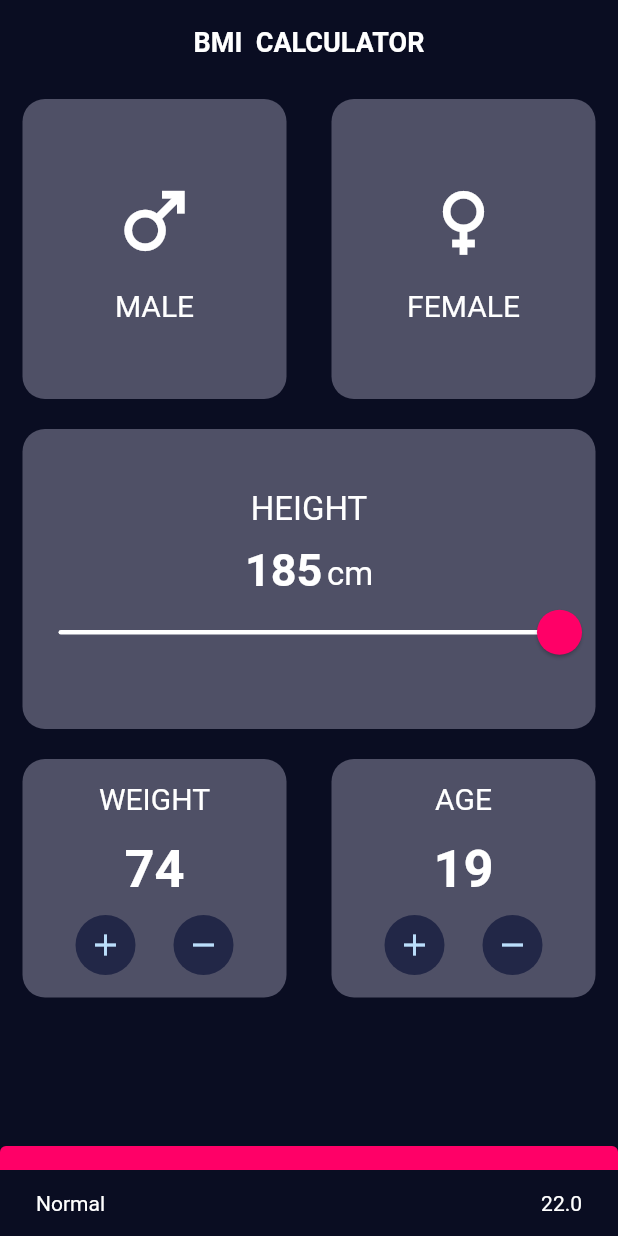
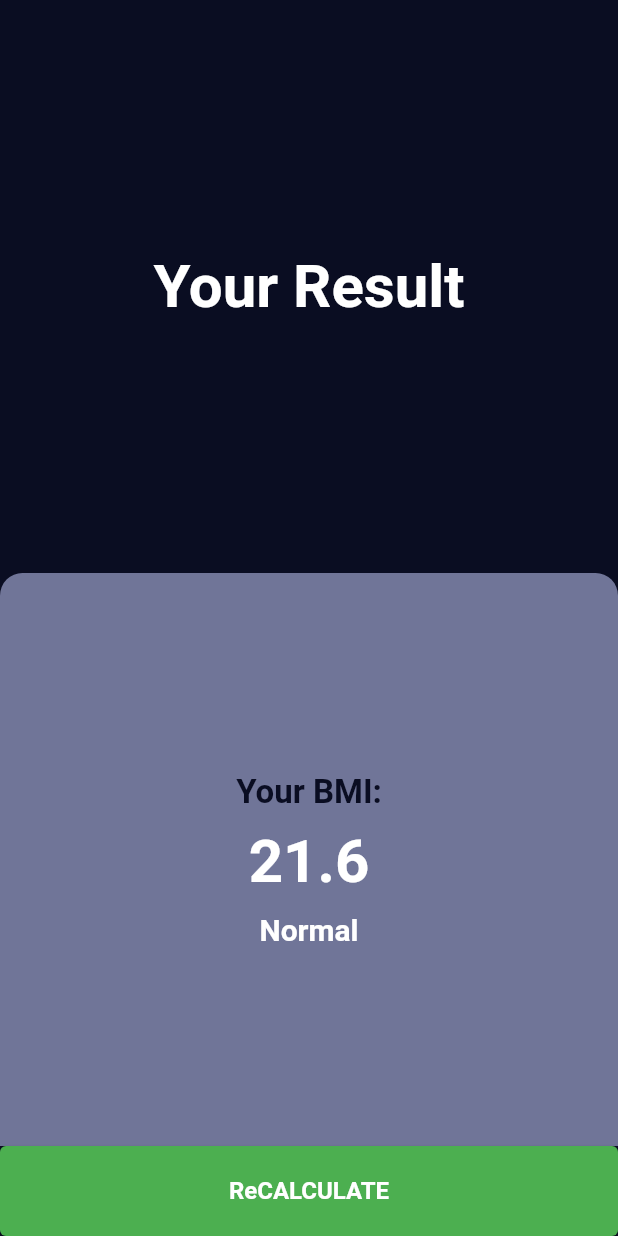
Before and after one commit to ahmedjarad0/bmi_calculator, a Flutter app: the screen it shows after launch, after a tap on "CALCULATE YOUR BMI", on a phone screen of 412 x 824 dp. Run offline on Flutter 3.47's test engine with Material 2 defaults, Android fonts, the phone set to English and light mode, and no system bars.

```diff
--- a/lib/screen/bmi_screen.dart
+++ b/lib/screen/bmi_screen.dart
@@ -1,5 +1,6 @@
 import 'package:bmi_calculator/constant.dart';
 import 'package:bmi_calculator/model/dmi_brain.dart';
+import 'package:bmi_calculator/screen/result_screen.dart';
 import 'package:flutter/material.dart';
 
 class BmiScreen extends StatefulWidget {
@@ -12,9 +13,7 @@ class BmiScreen extends StatefulWidget {
 class _BmiScreenState extends State<BmiScreen> {
   Gender? selectedGender;
   int height = 185;
-
   int weight = 74;
-
   int age = 19;
 
   @override
@@ -135,7 +134,7 @@ class _BmiScreenState extends State<BmiScreen> {
                   children: [
                     Text(
                       height.toString(),
-                      style: TextStyle(
+                      style: const TextStyle(
                         color: Colors.white,
                         fontSize: 30,
                         fontWeight: FontWeight.bold,
@@ -312,20 +311,11 @@ class _BmiScreenState extends State<BmiScreen> {
           ElevatedButton(
             onPressed: () {
               BmiBrain bmiBrain = BmiBrain(height, weight);
-              print(bmiBrain.calculateBMI());
-              print(bmiBrain.checkBMI());
-              ScaffoldMessenger.of(context).showSnackBar(SnackBar(
-                content: Row(
-                  mainAxisAlignment: MainAxisAlignment.spaceBetween,
-                  children: [
-                    Text(bmiBrain.checkBMI()),
-                    Text(bmiBrain.calculateBMI().roundToDouble().toString()),
-                  ],
-                ),
-
-                backgroundColor: kBackground,
-                duration: const Duration(seconds: 2),
-              ));
+              Navigator.push(
+                  context,
+                  MaterialPageRoute(
+                    builder: (context) => ResultScreen(bmiBrain: bmiBrain),
+                  ));
             },
             style: ElevatedButton.styleFrom(
                 backgroundColor: const Color(0xffFF0067),
--- /dev/null
+++ b/lib/screen/result_screen.dart
@@ -0,0 +1,74 @@
+import 'package:bmi_calculator/constant.dart';
+import 'package:bmi_calculator/model/dmi_brain.dart';
+import 'package:flutter/material.dart';
+
+class ResultScreen extends StatelessWidget {
+  final BmiBrain bmiBrain ;
+  const ResultScreen({required this.bmiBrain ,Key? key}) : super(key: key);
+
+  @override
+  Widget build(BuildContext context) {
+    return Scaffold(
+      body: SafeArea(
+        child: Column(
+          children: [
+            const Expanded(
+              child: Center(
+                child: Text(
+                  'Your Result',
+                  style: TextStyle(
+                      fontSize: 40,
+                      color: Colors.white,
+                      fontWeight: FontWeight.bold),
+                ),
+              ),
+            ),
+            Expanded(
+                child: Container(
+                  width: double.infinity,
+              decoration: const BoxDecoration(
+                color: kActiveColor,
+                borderRadius: BorderRadiusDirectional.only(
+                    topStart: Radius.circular(15),
+                    topEnd: Radius.circular(15)),
+              ),
+              child:  Column(
+                mainAxisAlignment: MainAxisAlignment.center,
+                children: [
+                  const Text(
+                    'Your BMI:',
+                    style: TextStyle(fontSize: 22,color: kBackground, fontWeight: FontWeight.bold,),
+                  ),
+                  SizedBox(height: 10,),
+                  Text(
+                    bmiBrain.calculateBMI().toStringAsFixed(1),
+                    style:
+                        TextStyle(fontSize: 40, fontWeight: FontWeight.bold,color: Colors.white),
+                  ),
+                  SizedBox(height: 10,),
+
+                  Text(
+                    bmiBrain.checkBMI().toString(),
+                    style: TextStyle(fontSize: 20,color: Colors.white, fontWeight: FontWeight.bold,),
+                  ),
+                ],
+              ),
+            )),
+            ElevatedButton(
+              onPressed: () {
+                Navigator.pop(context);
+              },
+              style: ElevatedButton.styleFrom(
+                  backgroundColor:  Colors.green,
+                  minimumSize: const Size(double.infinity, 60)),
+              child: const Text(
+                'ReCALCULATE',
+                style: TextStyle(fontWeight: FontWeight.bold, fontSize: 16),
+              ),
+            )
+          ],
+        ),
+      ),
+    );
+  }
+}
```
